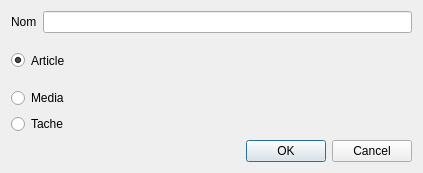
Before: the Qt Designer form nouvellenote.ui in tmarcille/LO21_Plurinotes, drawn with Qt 5.
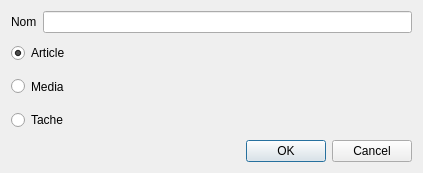
After: the same form once the commit is applied.

Diff of the .ui file:
```diff
--- a/nouvellenote.ui
+++ b/nouvellenote.ui
@@ -54,6 +54,12 @@
      </item>
      <item>
       <widget class="QRadioButton" name="Media">
+       <property name="sizePolicy">
+        <sizepolicy hsizetype="Minimum" vsizetype="Preferred">
+         <horstretch>0</horstretch>
+         <verstretch>0</verstretch>
+        </sizepolicy>
+       </property>
        <property name="text">
         <string>Media</string>
        </property>
@@ -64,6 +70,12 @@
      </item>
      <item>
       <widget class="QRadioButton" name="Tache">
+       <property name="sizePolicy">
+        <sizepolicy hsizetype="Minimum" vsizetype="Preferred">
+         <horstretch>0</horstretch>
+         <verstretch>0</verstretch>
+        </sizepolicy>
+       </property>
        <property name="text">
         <string>Tache</string>
        </property>
```
